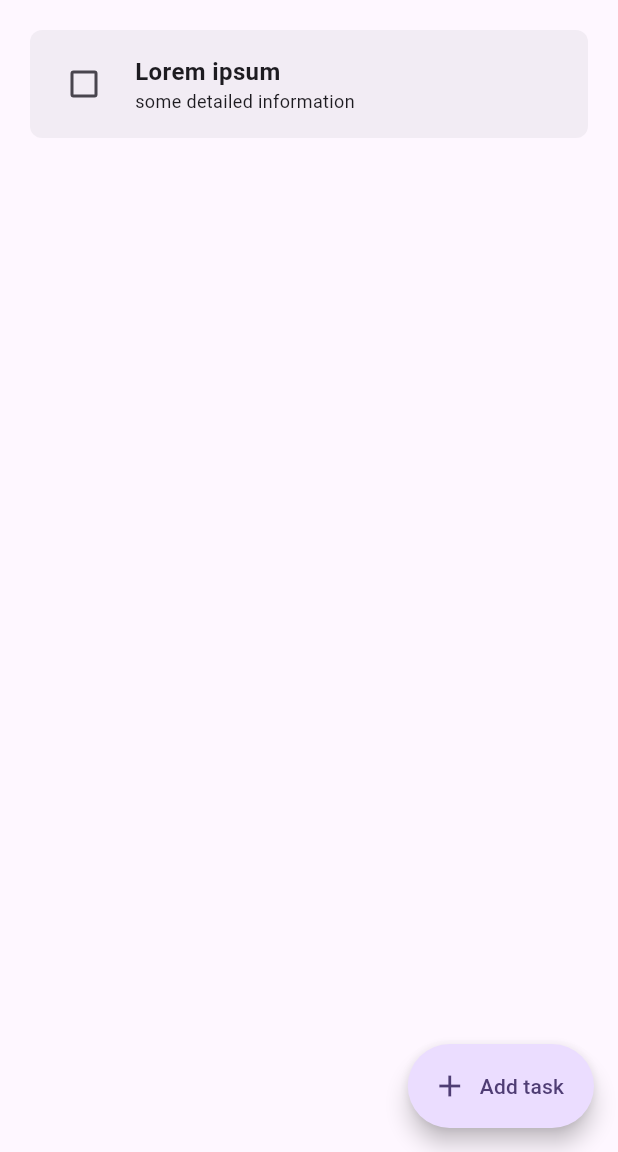
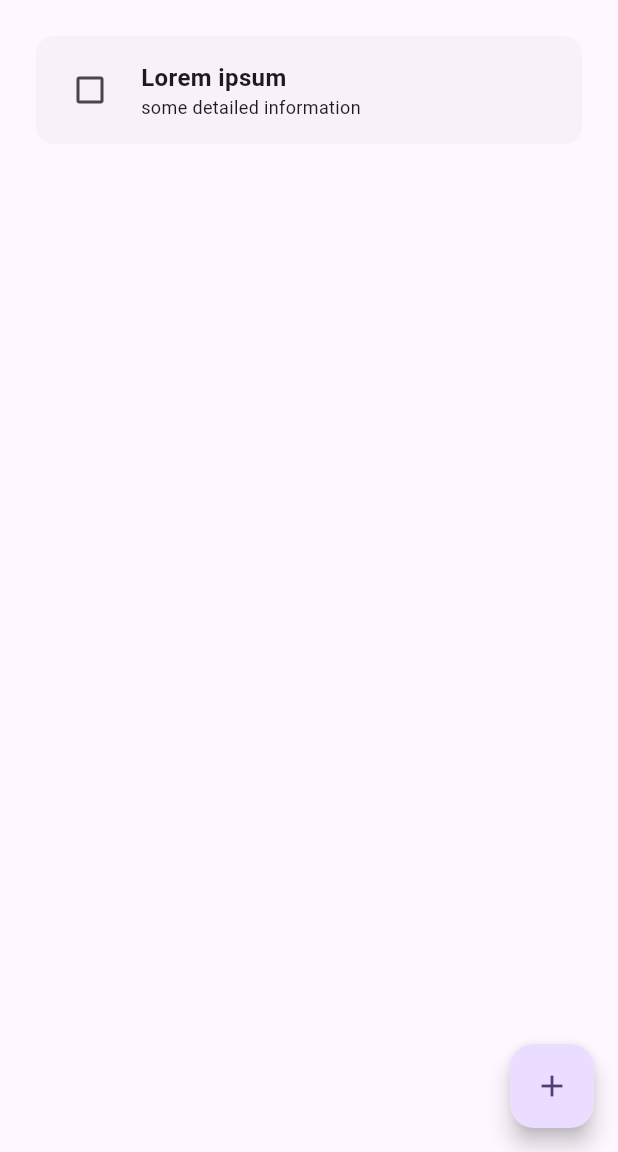
Before and after one commit to cylixlee/todo, a Flutter app: the screen it shows after launch, on a phone screen of 412 x 824 dp, the part 84-1236 px from its top. Run offline on Flutter 3.47's test engine with Material 3 defaults, Android fonts, the phone set to English and light mode, and no system bars.

Commit message:
Finish encapsulation of TodoTile and TodoList.

```diff
--- a/lib/components/todo_list.dart
+++ b/lib/components/todo_list.dart
@@ -1,46 +1,83 @@
 import 'package:flutter/material.dart';
 import 'package:todo/components/todo_tile.dart';
 
-typedef TodoItem = (String, String);
+class TodoItem {
+  String title;
+  String description;
+  bool done;
 
-class TodoList extends StatelessWidget {
+  TodoItem({
+    required this.title,
+    required this.description,
+    required this.done,
+  });
+}
+
+typedef TileTapCallback = void Function(int);
+
+class TodoList extends StatefulWidget {
   final List<TodoItem> items;
   final double padding;
   final double spacing;
-  final double tileBorderRadius;
-  final double tilePadding;
-  final double tileCheckboxSpacing;
+  final TileTapCallback? onTileTapped;
+
+  final double? tilePadding;
+  final double? tileCheckboxSpacing;
+  final double? tileBorderRadius;
+  final double? tileTitleFontSize;
+  final double? tileDescriptionFontSize;
 
   const TodoList({
     super.key,
     required this.items,
-    this.padding = 20.0,
-    this.spacing = 20.0,
-    this.tileBorderRadius = 8.0,
-    this.tilePadding = 12.0,
-    this.tileCheckboxSpacing = 10.0,
-  });
+    this.onTileTapped,
+    double? padding,
+    double? spacing,
+    this.tilePadding,
+    this.tileCheckboxSpacing,
+    this.tileBorderRadius,
+    this.tileTitleFontSize,
+    this.tileDescriptionFontSize,
+  })  : padding = padding ?? 20.0,
+        spacing = spacing ?? 20.0;
 
+  @override
+  State<TodoList> createState() => _TodoListState();
+}
+
+class _TodoListState extends State<TodoList> {
   @override
   Widget build(BuildContext context) {
     return ListView.builder(
-      padding: EdgeInsets.all(padding),
-      itemCount: items.length,
+      padding: EdgeInsets.all(widget.padding),
+      itemCount: widget.items.length,
       itemBuilder: (context, index) {
         final tile = TodoTile(
-          title: items[index].$1,
-          description: items[index].$2,
-          borderRadius: tileBorderRadius,
-          padding: tilePadding,
-          checkboxSpacing: tileCheckboxSpacing,
+          title: widget.items[index].title,
+          description: widget.items[index].description,
+          done: widget.items[index].done,
+          padding: widget.tilePadding,
+          checkboxSpacing: widget.tileCheckboxSpacing,
+          borderRadius: widget.tileBorderRadius,
+          titleFontSize: widget.tileTitleFontSize,
+          descriptionFontSize: widget.tileDescriptionFontSize,
+          onCheckboxChanged: (value) => setState(() {
+            widget.items[index].done = value!;
+          }),
+          onTap: () {
+            if (widget.onTileTapped != null) {
+              widget.onTileTapped!(index);
+            }
+          },
         );
 
-        return index == 0
-            ? tile
-            : Padding(
-                padding: EdgeInsets.only(top: spacing),
-                child: tile,
-              );
+        if (index == 0) {
+          return tile;
+        }
+        return Padding(
+          padding: EdgeInsets.only(top: widget.spacing),
+          child: tile,
+        );
       },
     );
   }
--- a/lib/components/todo_tile.dart
+++ b/lib/components/todo_tile.dart
@@ -1,66 +1,52 @@
 import 'package:flutter/material.dart';
 
-class TodoTile extends StatefulWidget {
-  static const TextStyle titleStyle = TextStyle(
-    fontWeight: FontWeight.bold,
-    fontSize: 16.0,
-  );
-  static const TextStyle titleDoneStyle = TextStyle(
-    fontWeight: FontWeight.bold,
-    fontSize: 16.0,
-    decoration: TextDecoration.lineThrough,
-  );
-  static const TextStyle descriptionStyle = TextStyle(
-    fontWeight: FontWeight.normal,
-    fontSize: 12.0,
-  );
-  static const TextStyle descriptionDoneStyle = TextStyle(
-    fontWeight: FontWeight.normal,
-    fontSize: 12.0,
-    decoration: TextDecoration.lineThrough,
-  );
+class TodoTile extends StatelessWidget {
+  final String title;
+  final String description;
+  final bool done;
 
-  final double borderRadius;
   final double padding;
   final double checkboxSpacing;
-
-  final String title;
-  final String description;
+  final double borderRadius;
+  final double titleFontSize;
+  final double descriptionFontSize;
+  final ValueChanged<bool?>? onCheckboxChanged;
+  final GestureTapCallback? onTap;
 
   const TodoTile({
     super.key,
     required this.title,
     required this.description,
-    this.borderRadius = 8.0,
-    this.padding = 12.0,
-    this.checkboxSpacing = 10.0,
-  });
-
-  @override
-  State<TodoTile> createState() => _TodoTileState();
-}
-
-class _TodoTileState extends State<TodoTile> {
-  bool done = false;
-
-  void onCheckboxChanged(bool? value) {
-    setState(() {
-      done = !done;
-    });
-  }
+    required this.done,
+    this.onCheckboxChanged,
+    this.onTap,
+    double? padding,
+    double? checkboxSpacing,
+    double? borderRadius,
+    double? titleFontSize,
+    double? descriptionFontSize,
+  })  : padding = padding ?? 12.0,
+        checkboxSpacing = checkboxSpacing ?? 10.0,
+        borderRadius = borderRadius ?? 12.0,
+        titleFontSize = titleFontSize ?? 16.0,
+        descriptionFontSize = descriptionFontSize ?? 12.0;
 
   @override
   Widget build(BuildContext context) {
-    return Container(
-      decoration: BoxDecoration(
-        color: Theme.of(context).colorScheme.surfaceContainer,
-        borderRadius: BorderRadius.circular(widget.borderRadius),
+    return Card(
+      elevation: 0,
+      shape: RoundedRectangleBorder(
+        borderRadius: BorderRadius.circular(borderRadius),
       ),
-      padding: EdgeInsets.all(widget.padding),
+      child: InkWell(
+        borderRadius: BorderRadius.circular(borderRadius),
+        onTap: onTap,
+        child: Padding(
+          padding: EdgeInsets.all(padding),
           child: Row(
             children: [
               Padding(
-            padding: EdgeInsets.only(right: widget.checkboxSpacing),
+                padding: EdgeInsets.only(right: checkboxSpacing),
                 child: Checkbox(
                   value: done,
                   onChanged: onCheckboxChanged,
@@ -71,20 +57,28 @@ class _TodoTileState extends State<TodoTile> {
                   crossAxisAlignment: CrossAxisAlignment.start,
                   children: [
                     Text(
-                  widget.title,
-                  style: done ? TodoTile.titleDoneStyle : TodoTile.titleStyle,
+                      title,
+                      style: TextStyle(
+                        fontWeight: FontWeight.bold,
+                        fontSize: titleFontSize,
+                        decoration: done ? TextDecoration.lineThrough : null,
+                      ),
                     ),
                     Text(
-                  widget.description,
-                  style: done
-                      ? TodoTile.descriptionDoneStyle
-                      : TodoTile.descriptionStyle,
+                      description,
+                      style: TextStyle(
+                        fontWeight: FontWeight.normal,
+                        fontSize: descriptionFontSize,
+                        decoration: done ? TextDecoration.lineThrough : null,
+                      ),
                     ),
                   ],
                 ),
               )
             ],
           ),
+        ),
+      ),
     );
   }
 }
--- a/lib/main.dart
+++ b/lib/main.dart
@@ -15,7 +15,7 @@ class TodoApp extends StatelessWidget {
       theme: ThemeData(
         colorSchemeSeed: Colors.deepPurple,
       ),
-      home: const HomePage(),
+      home: HomePage(),
     );
   }
 }
--- a/lib/pages/home_page.dart
+++ b/lib/pages/home_page.dart
@@ -2,11 +2,15 @@ import 'package:flutter/material.dart';
 import 'package:todo/components/todo_list.dart';
 
 class HomePage extends StatelessWidget {
-  final items = const <TodoItem>[
-    ("Lorem ipsum", "some detailed information"),
+  final items = <TodoItem>[
+    TodoItem(
+      title: "Lorem ipsum",
+      description: "some detailed information",
+      done: false,
+    ),
   ];
 
-  const HomePage({super.key});
+  HomePage({super.key});
 
   void createTask() {}
 
@@ -18,11 +22,9 @@ class HomePage extends StatelessWidget {
         title: const Text("To Do"),
         centerTitle: true,
       ),
-      floatingActionButton: FloatingActionButton.extended(
+      floatingActionButton: FloatingActionButton(
         onPressed: createTask,
-        icon: const Icon(Icons.add),
-        label: const Text("Add task"),
-        shape: const StadiumBorder(),
+        child: const Icon(Icons.add),
       ),
       body: TodoList(items: items),
     );
```
Lines whose indentation alone changed are shown as unchanged.
